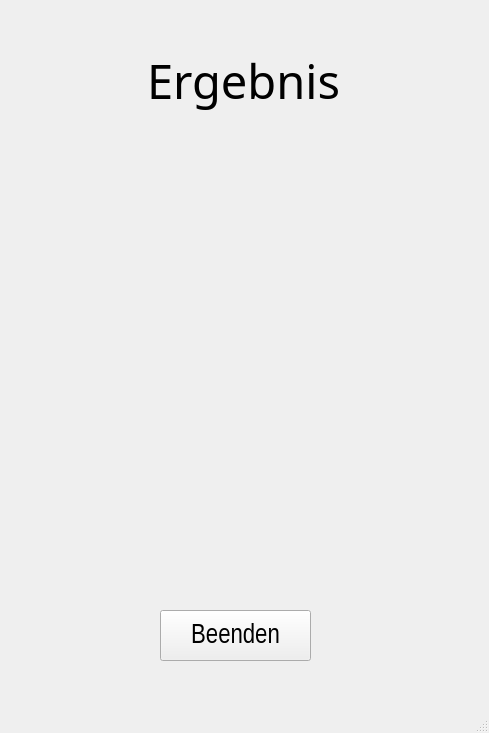
Qt form dipl_Kontrolle/ErgebnisWindow_v1.ui (diplomarbeit-PCR/Diplomarbeit_PCR) before a commit.
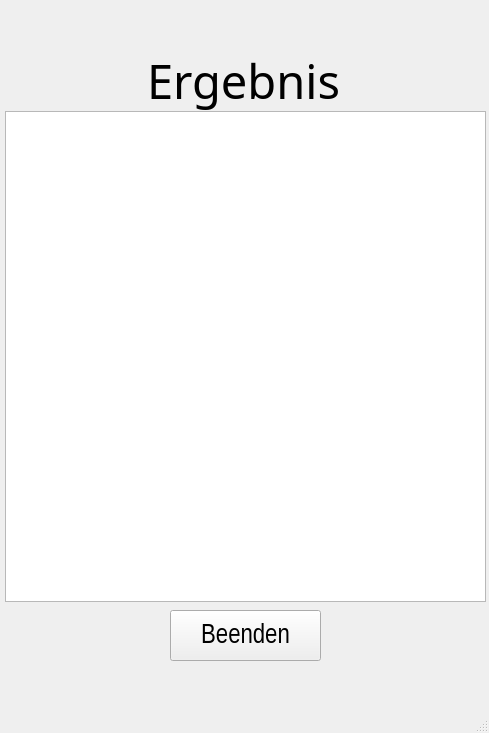
The same form after that commit.

Commit message: ErgebnisWindow update für Database

Patch:
```diff
--- a/dipl_Kontrolle/ErgebnisWindow_v1.ui
+++ b/dipl_Kontrolle/ErgebnisWindow_v1.ui
@@ -40,7 +40,7 @@
    <widget class="QPushButton" name="btn_Ende">
     <property name="geometry">
      <rect>
-      <x>160</x>
+      <x>170</x>
       <y>610</y>
       <width>151</width>
       <height>51</height>
@@ -56,6 +56,16 @@
      <string>Beenden</string>
     </property>
    </widget>
+   <widget class="QTableView" name="tbl_ergeb">
+    <property name="geometry">
+     <rect>
+      <x>5</x>
+      <y>111</y>
+      <width>481</width>
+      <height>491</height>
+     </rect>
+    </property>
+   </widget>
   </widget>
   <widget class="QMenuBar" name="menubar">
    <property name="geometry">
```
The commit also changes 2 other files.
